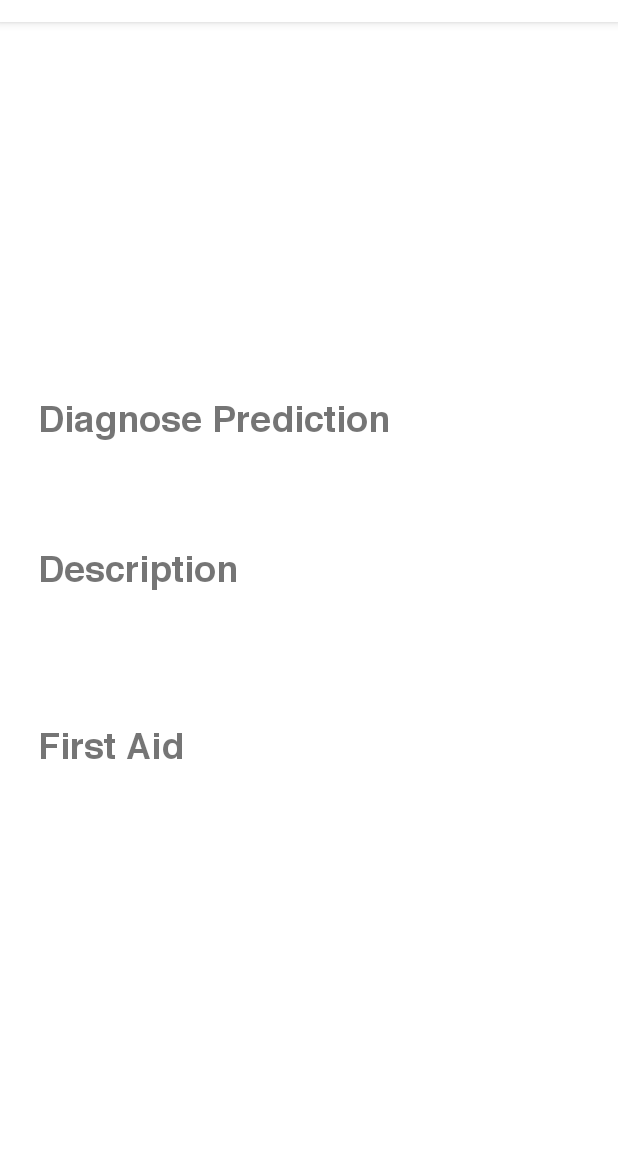
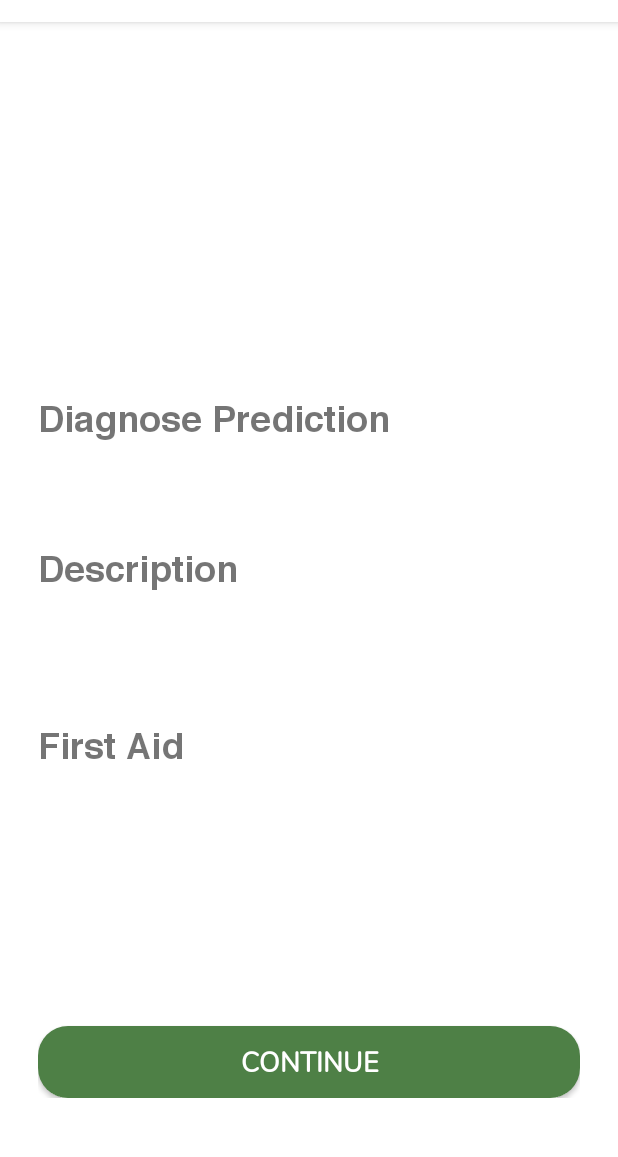
Before and after one commit to Capstone-2022-C22-PS080/sskin-mobile, an Android app: the ResultScanActivity screen opened directly, with no data from a screen before it, on a phone screen of 412 x 824 dp, the part 62-1219 px from its top. Run offline under Robolectric (Android 15) with nearby library versions, the phone set to English and light mode, and no system bars; pictures from the network do not load; 5 statements that could not run were skipped.

Commit message:
fix profile + read firestore data to scan history

```diff
--- a/app/src/main/java/com/example/skindiseasedetectionapp/model/DetectionHistories.kt
+++ b/app/src/main/java/com/example/skindiseasedetectionapp/model/DetectionHistories.kt
@@ -11,4 +11,8 @@ data class DetectionHistories(
     var profile_id : Int? = null,
     var userId: String?= null,
     var takenPhoto : Timestamp?= null,
+    var id_detection : Int?= null,
+    var disease_name: String? = null,
+    var disease_description: String? = null,
+    var first_aid_description: String? = null
 ): Parcelable
--- /dev/null
+++ b/app/src/main/java/com/example/skindiseasedetectionapp/model/ResultDetection.kt
@@ -0,0 +1,5 @@
+package com.example.skindiseasedetectionapp.model
+
+data class ResultDetection(
+    var result_detection: List<DetectionHistories>? = null
+)
--- a/app/src/main/java/com/example/skindiseasedetectionapp/ui/dashboard/DashboardActivity.kt
+++ b/app/src/main/java/com/example/skindiseasedetectionapp/ui/dashboard/DashboardActivity.kt
@@ -3,6 +3,7 @@ package com.example.skindiseasedetectionapp.ui.dashboard
 import android.app.Dialog
 import android.content.Context
 import android.content.Intent
+import android.net.Uri
 import android.os.Bundle
 import android.util.Log
 import android.view.ViewGroup
@@ -11,6 +12,8 @@ import androidx.datastore.core.DataStore
 import androidx.datastore.preferences.core.Preferences
 import androidx.datastore.preferences.preferencesDataStore
 import androidx.lifecycle.ViewModelProvider
+import com.bumptech.glide.Glide
+import com.bumptech.glide.request.RequestOptions
 import com.example.skindiseasedetectionapp.R
 import com.example.skindiseasedetectionapp.databinding.ActivityDashboardBinding
 import com.example.skindiseasedetectionapp.model.InUserModel
@@ -90,6 +93,7 @@ class DashboardActivity : AppCompatActivity() {
         viewModel.inUserModel.observe(this){
             if(it != null){
                 updateUi(it)
+
             }
         }
     }
@@ -101,10 +105,12 @@ class DashboardActivity : AppCompatActivity() {
             val intent = Intent(this@DashboardActivity,ProfilesActivity::class.java)
             intent.putExtra(ProfilesActivity.EXTRA_USER,inUserModel)
             startActivity(intent)
+            finish()
         }
 
         binding.btnScan.setOnClickListener {
             startActivity(Intent(this@DashboardActivity,CameraActivity::class.java))
+            finish()
         }
 
         binding.btnScanHistory.setOnClickListener {
--- a/app/src/main/java/com/example/skindiseasedetectionapp/ui/home/ScanResultActivity.kt
+++ b/app/src/main/java/com/example/skindiseasedetectionapp/ui/home/ScanResultActivity.kt
@@ -68,6 +68,7 @@ class ScanResultActivity : AppCompatActivity() {
         val fragment = mFragmentManager.findFragmentByTag(ImagePreviewGalleryFragment::class.java.simpleName)
 
         if (fragment !is ImagePreviewGalleryFragment) {
+            titleAction.text = "Result"
             Log.d("MyFlexibleFragment", "Fragment Name :" + ImagePreviewGalleryFragment::class.java.simpleName)
             mFragmentManager
                 .beginTransaction()
--- a/app/src/main/java/com/example/skindiseasedetectionapp/ui/scan/ResultScanActivity.kt
+++ b/app/src/main/java/com/example/skindiseasedetectionapp/ui/scan/ResultScanActivity.kt
@@ -1,19 +1,26 @@
 package com.example.skindiseasedetectionapp.ui.scan
 
+import android.content.Context
+import android.content.Intent
 import android.net.Uri
-import android.opengl.Visibility
+import android.os.Bundle
 import androidx.appcompat.app.AppCompatActivity
-import android.os.Bundle
-import android.view.View.GONE
-import com.example.skindiseasedetectionapp.R
+import androidx.datastore.core.DataStore
+import androidx.datastore.preferences.core.Preferences
+import androidx.datastore.preferences.preferencesDataStore
+import androidx.lifecycle.ViewModelProvider
 import com.example.skindiseasedetectionapp.databinding.ActivityResultScanBinding
-import com.example.skindiseasedetectionapp.databinding.ActivityScanResultBinding
 import com.example.skindiseasedetectionapp.model.PredictionResponse
+import com.example.skindiseasedetectionapp.setting.SettingDatastore
+import com.example.skindiseasedetectionapp.ui.dashboard.DashboardActivity
+import com.example.skindiseasedetectionapp.utill.ViewModelFactory
 
+private val Context.dataStore: DataStore<Preferences> by preferencesDataStore(name = "settings")
 class ResultScanActivity : AppCompatActivity() {
     private lateinit var binding: ActivityResultScanBinding
     private var uri: String? = null
     private var prediction: PredictionResponse? = null
+    private lateinit var viewModel: ResultScanViewModel
 
     override fun onCreate(savedInstanceState: Bundle?) {
         super.onCreate(savedInstanceState)
@@ -29,6 +36,23 @@ class ResultScanActivity : AppCompatActivity() {
         binding.tvFirstAid.text = prediction!!.first_aid_description
         binding.label4.visibility = android.view.View.GONE
 
+        val pref = SettingDatastore.getInstance(dataStore)
+        viewModel = ViewModelProvider(
+            this,
+            ViewModelFactory(pref)
+        )[ResultScanViewModel::class.java]
+
+        binding.btnFinish.setOnClickListener {
+            viewModel.getDatastore().observe(this){
+                if(it != null){
+                    val intent = Intent(this@ResultScanActivity,DashboardActivity::class.java)
+                    intent.putExtra(DashboardActivity.EXTRA_USER,it)
+                    startActivity(intent)
+                    finish()
+                }
+            }
+        }
+
     }
 
     companion object{
--- /dev/null
+++ b/app/src/main/java/com/example/skindiseasedetectionapp/ui/scan/ResultScanViewModel.kt
@@ -0,0 +1,14 @@
+package com.example.skindiseasedetectionapp.ui.scan
+
+import androidx.lifecycle.LiveData
+import androidx.lifecycle.ViewModel
+import androidx.lifecycle.asLiveData
+import com.example.skindiseasedetectionapp.model.InUserModel
+import com.example.skindiseasedetectionapp.setting.SettingDatastore
+
+class ResultScanViewModel(private val datastore: SettingDatastore) : ViewModel() {
+
+    fun getDatastore() : LiveData<InUserModel>{
+        return datastore.readUserFromDataStore.asLiveData()
+    }
+}
--- a/app/src/main/java/com/example/skindiseasedetectionapp/utill/ViewModelFactory.kt
+++ b/app/src/main/java/com/example/skindiseasedetectionapp/utill/ViewModelFactory.kt
@@ -7,8 +7,10 @@ import com.example.skindiseasedetectionapp.ui.auth.login.LoginViewModel
 import com.example.skindiseasedetectionapp.ui.dashboard.DashboardViewModel
 import com.example.skindiseasedetectionapp.ui.front.GetStartedViewModel
 import com.example.skindiseasedetectionapp.ui.home.ImagePreviewGalleryViewModel
+import com.example.skindiseasedetectionapp.ui.home.ScanHistoriesVieModel
 import com.example.skindiseasedetectionapp.ui.home.ScanResultViewModel
 import com.example.skindiseasedetectionapp.ui.scan.LoadingViewModel
+import com.example.skindiseasedetectionapp.ui.scan.ResultScanViewModel
 
 class ViewModelFactory(private val setting: SettingDatastore) : ViewModelProvider.NewInstanceFactory() {
 
@@ -33,6 +35,12 @@ class ViewModelFactory(private val setting: SettingDatastore) : ViewModelProvide
             modelClass.isAssignableFrom(LoadingViewModel::class.java) -> {
                 LoadingViewModel(setting) as T
             }
+            modelClass.isAssignableFrom(ScanHistoriesVieModel::class.java) -> {
+                ScanHistoriesVieModel(setting) as T
+            }
+            modelClass.isAssignableFrom(ResultScanViewModel::class.java) -> {
+                ResultScanViewModel(setting) as T
+            }
             else -> throw IllegalArgumentException("Unknown ViewModel class: " + modelClass.name)
         }
     }
--- a/app/src/main/res/layout/activity_result_scan.xml
+++ b/app/src/main/res/layout/activity_result_scan.xml
@@ -128,6 +128,22 @@ android:padding="25dp">
         android:layout_marginTop="5dp"
         />
 
+    <androidx.appcompat.widget.AppCompatButton
+        android:layout_width="match_parent"
+        android:layout_height="wrap_content"
+        android:id="@+id/btnFinish"
+        android:background="@drawable/rounded_button_green"
+        android:text="Continue"
+        app:layout_constraintTop_toBottomOf="@+id/tvDate"
+        app:layout_constraintEnd_toEndOf="parent"
+        app:layout_constraintStart_toStartOf="parent"
+        android:layout_marginTop="50dp"
+        android:textColor="@color/white"
+        android:textSize="18sp"
+        android:textStyle="bold"
+        android:fontFamily="@font/nunito_regular"
+        />
+
 
 </androidx.constraintlayout.widget.ConstraintLayout>
 
--- a/app/src/main/res/values/strings.xml
+++ b/app/src/main/res/values/strings.xml
@@ -86,5 +86,6 @@
     <string name="save">save</string>
     <string name="image_preview">Image Preview From Gallery</string>
     <string name="set_as_main_profile">Set As Main Profile</string>
+    <string name="finish">Finish</string>
 
 </resources>
--- a/build.gradle
+++ b/build.gradle
@@ -5,7 +5,7 @@ buildscript {
         mavenCentral()
     }
     dependencies {
-        classpath 'com.android.tools.build:gradle:7.2.1'
+        classpath 'com.android.tools.build:gradle:7.0.2'
         classpath 'org.jetbrains.kotlin:kotlin-gradle-plugin:1.6.21'
         classpath 'com.google.gms:google-services:4.3.10'
         classpath 'com.google.dagger:hilt-android-gradle-plugin:2.40.1'
```
Also changed, not shown: app/src/main/java/com/example/skindiseasedetectionapp/ui/adapters/DetectionsAdapter.kt (added, +65 -0 lines), app/src/main/java/com/example/skindiseasedetectionapp/ui/dashboard/DashboardViewModel.kt (+6 -3 lines), app/src/main/java/com/example/skindiseasedetectionapp/ui/home/ScanHistoriesActivity.kt (+56 -3 lines), app/src/main/java/com/example/skindiseasedetectionapp/ui/home/ScanHistoriesVieModel.kt (added, +62 -0 lines), app/src/main/java/com/example/skindiseasedetectionapp/ui/scan/LoadingViewModel.kt (+46 -16 lines), app/src/main/res/layout/list_row_scan.xml (+18 -17 lines).
